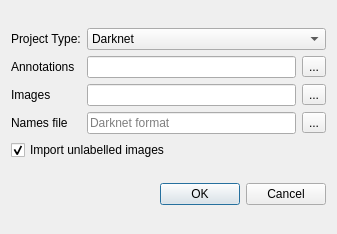
This is src/importdialog.ui in jveitchmichaelis/deeplabel as Qt 5 draws it before an edit. The edited form follows.
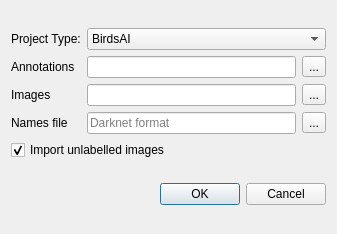
This is the edited form.

```diff
--- a/src/importdialog.ui
+++ b/src/importdialog.ui
@@ -65,11 +65,6 @@
      </item>
      <item row="0" column="1" colspan="2">
       <widget class="QComboBox" name="importSelectComboBox">
-       <item>
-        <property name="text">
-         <string>Darknet</string>
-        </property>
-       </item>
        <item>
         <property name="text">
          <string>BirdsAI</string>
```
Left out of the diff: 20 changed lines with no effect on the pictures.
